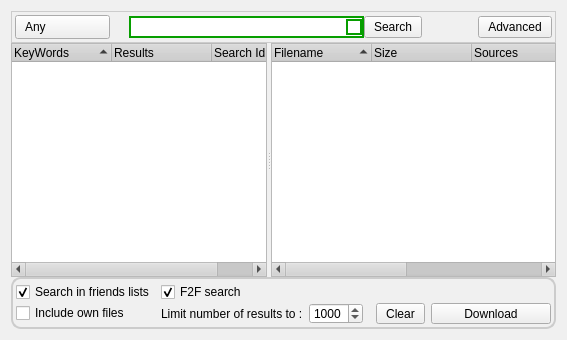
Above: retroshare-gui/src/gui/SearchDialog.ui from RetroShare/RetroShare before the change. Below: the same form after it.
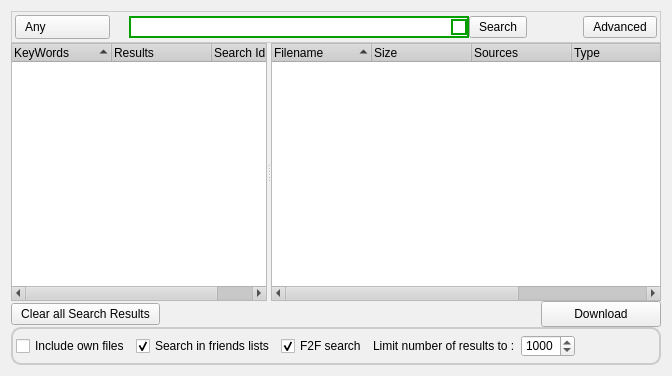
That is the form after the change. Icons and pictures are not drawn. Custom widgets are drawn as their Qt base class.

What changed in the file:
```diff
--- a/retroshare-gui/src/gui/SearchDialog.ui
+++ b/retroshare-gui/src/gui/SearchDialog.ui
@@ -6,8 +6,8 @@
    <rect>
     <x>0</x>
     <y>0</y>
-    <width>567</width>
-    <height>340</height>
+    <width>672</width>
+    <height>376</height>
    </rect>
   </property>
   <property name="sizePolicy">
@@ -503,10 +503,13 @@
    <string notr="true"/>
   </property>
   <layout class="QGridLayout" name="gridLayout_4">
+   <property name="horizontalSpacing">
+    <number>6</number>
+   </property>
    <property name="verticalSpacing">
     <number>0</number>
    </property>
-   <item row="0" column="0" colspan="5">
+   <item row="0" column="0">
     <widget class="QFrame" name="frame">
      <property name="maximumSize">
       <size>
@@ -926,7 +929,7 @@
      </layout>
     </widget>
    </item>
-   <item row="1" column="0" colspan="5">
+   <item row="1" column="0">
     <widget class="QSplitter" name="splitter">
      <property name="orientation">
       <enum>Qt::Horizontal</enum>
@@ -1037,12 +1040,160 @@
      </widget>
     </widget>
    </item>
-   <item row="2" column="0" colspan="5">
+   <item row="2" column="0">
+    <layout class="QHBoxLayout" name="horizontalLayout_2">
+     <property name="spacing">
+      <number>6</number>
+     </property>
+     <item>
+      <widget class="QPushButton" name="cloaseallsearchresultsButton">
+       <property name="toolTip">
+        <string>&lt;!DOCTYPE HTML PUBLIC &quot;-//W3C//DTD HTML 4.0//EN&quot; &quot;http://www.w3.org/TR/REC-html40/strict.dtd&quot;&gt;
+&lt;html&gt;&lt;head&gt;&lt;meta name=&quot;qrichtext&quot; content=&quot;1&quot; /&gt;&lt;style type=&quot;text/css&quot;&gt;
+p, li { white-space: pre-wrap; }
+&lt;/style&gt;&lt;/head&gt;&lt;body style=&quot; font-family:'Arial'; font-size:8pt; font-weight:400; font-style:normal;&quot;&gt;
+&lt;p style=&quot; margin-top:0px; margin-bottom:0px; margin-left:0px; margin-right:0px; -qt-block-indent:0; text-indent:0px;&quot;&gt;&lt;span style=&quot; font-size:9pt;&quot;&gt;Close all Search Resullts&lt;/span&gt;&lt;/p&gt;&lt;/body&gt;&lt;/html&gt;</string>
+       </property>
+       <property name="styleSheet">
+        <string notr="true">QToolButton, QPushButton, QComboBox { 
+border-image: url(:/images/btn_26.png) 4;
+border-width: 4;
+padding: 0px 6px;
+font-size: 12px;
+}
+
+*{
+color: black;
+}
+
+QComboBox QAbstractItemView {
+background-color:white;
+}
+
+QComboBox::down-arrow {
+image: url(:/images/combobox_arrow.png);
+}
+
+QComboBox:drop-down
+{
+subcontrol-origin: padding;
+subcontrol-position: top right;
+border-left-style: none; 
+border-top-right-radius: 1px;
+border-bottom-right-radius: 1px;
+}
+
+QToolButton:hover, QPushButton:hover, QComboBox:hover {
+border-image: url(:/images/btn_26_hover.png) 4;
+}
+
+QToolButton:disabled, QPushButton:disabled, QComboBox::disabled {
+color:gray;
+}
+
+QToolButton:pressed, QPushButton:pressed{
+border-image: url(:/images/btn_26_pressed.png) 4;
+}
+</string>
+       </property>
+       <property name="text">
+        <string>Clear all Search Results</string>
+       </property>
+      </widget>
+     </item>
+     <item>
+      <spacer name="horizontalSpacer_2">
+       <property name="orientation">
+        <enum>Qt::Horizontal</enum>
+       </property>
+       <property name="sizeHint" stdset="0">
+        <size>
+         <width>353</width>
+         <height>17</height>
+        </size>
+       </property>
+      </spacer>
+     </item>
+     <item>
+      <widget class="QPushButton" name="pushButtonDownload">
+       <property name="minimumSize">
+        <size>
+         <width>120</width>
+         <height>0</height>
+        </size>
+       </property>
+       <property name="maximumSize">
+        <size>
+         <width>16777215</width>
+         <height>26</height>
+        </size>
+       </property>
+       <property name="toolTip">
+        <string>&lt;!DOCTYPE HTML PUBLIC &quot;-//W3C//DTD HTML 4.0//EN&quot; &quot;http://www.w3.org/TR/REC-html40/strict.dtd&quot;&gt;
+&lt;html&gt;&lt;head&gt;&lt;meta name=&quot;qrichtext&quot; content=&quot;1&quot; /&gt;&lt;style type=&quot;text/css&quot;&gt;
+p, li { white-space: pre-wrap; }
+&lt;/style&gt;&lt;/head&gt;&lt;body style=&quot; font-family:'Arial'; font-size:8pt; font-weight:400; font-style:normal;&quot;&gt;
+&lt;p style=&quot; margin-top:0px; margin-bottom:0px; margin-left:0px; margin-right:0px; -qt-block-indent:0; text-indent:0px;&quot;&gt;&lt;span style=&quot; font-size:9pt;&quot;&gt;Download Selected&lt;/span&gt;&lt;/p&gt;&lt;/body&gt;&lt;/html&gt;</string>
+       </property>
+       <property name="styleSheet">
+        <string notr="true">QToolButton, QPushButton, QComboBox { 
+border-image: url(:/images/btn_26.png) 4;
+border-width: 4;
+padding: 0px 6px;
+font-size: 12px;
+}
+
+*{
+color: black;
+}
+
+QComboBox QAbstractItemView {
+background-color:white;
+}
+
+QComboBox::down-arrow {
+image: url(:/images/combobox_arrow.png);
+}
+
+QComboBox:drop-down
+{
+subcontrol-origin: padding;
+subcontrol-position: top right;
+border-left-style: none; 
+border-top-right-radius: 1px;
+border-bottom-right-radius: 1px;
+}
+
+QToolButton:hover, QPushButton:hover, QComboBox:hover {
+border-image: url(:/images/btn_26_hover.png) 4;
+}
+
+QToolButton:disabled, QPushButton:disabled, QComboBox::disabled {
+color:gray;
+}
+
+QToolButton:pressed, QPushButton:pressed{
+border-image: url(:/images/btn_26_pressed.png) 4;
+}
+</string>
+       </property>
+       <property name="text">
+        <string>Download</string>
+       </property>
+       <property name="icon">
+        <iconset resource="images.qrc">
+         <normaloff>:/images/download16.png</normaloff>:/images/download16.png</iconset>
+       </property>
+      </widget>
+     </item>
+    </layout>
+   </item>
+   <item row="3" column="0">
     <widget class="QFrame" name="frame_3">
      <property name="maximumSize">
       <size>
        <width>16777215</width>
-       <height>52</height>
+       <height>38</height>
       </size>
      </property>
      <property name="styleSheet">
@@ -1062,34 +1213,7 @@
       <property name="margin">
        <number>3</number>
       </property>
-      <item row="0" column="0">
-       <widget class="QCheckBox" name="_friendListsearch_SB">
-        <property name="toolTip">
-         <string>Search inside &quot;browsable&quot; files of your friends</string>
-        </property>
-        <property name="text">
-         <string>Search in friends lists</string>
-        </property>
-        <property name="checked">
-         <bool>true</bool>
-        </property>
-       </widget>
-      </item>
-      <item row="0" column="1">
-       <widget class="QCheckBox" name="_anonF2Fsearch_CB">
-        <property name="toolTip">
-         <string>Multi-hop search at distance 6 in the network 
-(always reports available files)</string>
-        </property>
-        <property name="text">
-         <string>F2F search</string>
-        </property>
-        <property name="checked">
-         <bool>true</bool>
-        </property>
-       </widget>
-      </item>
-      <item row="2" column="0">
+      <item row="1" column="0">
        <widget class="QCheckBox" name="_ownFiles_CB">
         <property name="sizePolicy">
          <sizepolicy hsizetype="Minimum" vsizetype="Fixed">
@@ -1105,14 +1229,41 @@
         </property>
        </widget>
       </item>
-      <item row="2" column="1">
+      <item row="1" column="1">
+       <widget class="QCheckBox" name="_friendListsearch_SB">
+        <property name="toolTip">
+         <string>Search inside &quot;browsable&quot; files of your friends</string>
+        </property>
+        <property name="text">
+         <string>Search in friends lists</string>
+        </property>
+        <property name="checked">
+         <bool>true</bool>
+        </property>
+       </widget>
+      </item>
+      <item row="1" column="2">
+       <widget class="QCheckBox" name="_anonF2Fsearch_CB">
+        <property name="toolTip">
+         <string>Multi-hop search at distance 6 in the network 
+(always reports available files)</string>
+        </property>
+        <property name="text">
+         <string>F2F search</string>
+        </property>
+        <property name="checked">
+         <bool>true</bool>
+        </property>
+       </widget>
+      </item>
+      <item row="1" column="3">
        <widget class="QLabel" name="label">
         <property name="text">
          <string>Limit number of results to :</string>
         </property>
        </widget>
       </item>
-      <item row="2" column="2">
+      <item row="1" column="4">
        <widget class="QSpinBox" name="_max_results_SB">
         <property name="suffix">
          <string/>
@@ -1131,7 +1282,7 @@
         </property>
        </widget>
       </item>
-      <item row="0" column="2" colspan="4">
+      <item row="1" column="5">
        <spacer name="horizontalSpacer">
         <property name="orientation">
          <enum>Qt::Horizontal</enum>
@@ -1144,147 +1295,6 @@
         </property>
        </spacer>
       </item>
-      <item row="2" column="3">
-       <spacer name="horizontalSpacer_2">
-        <property name="orientation">
-         <enum>Qt::Horizontal</enum>
-        </property>
-        <property name="sizeHint" stdset="0">
-         <size>
-          <width>40</width>
-          <height>20</height>
-         </size>
-        </property>
-       </spacer>
-      </item>
-      <item row="2" column="5">
-       <widget class="QPushButton" name="pushButtonDownload">
-        <property name="minimumSize">
-         <size>
-          <width>120</width>
-          <height>0</height>
-         </size>
-        </property>
-        <property name="maximumSize">
-         <size>
-          <width>16777215</width>
-          <height>26</height>
-         </size>
-        </property>
-        <property name="toolTip">
-         <string>&lt;!DOCTYPE HTML PUBLIC &quot;-//W3C//DTD HTML 4.0//EN&quot; &quot;http://www.w3.org/TR/REC-html40/strict.dtd&quot;&gt;
-&lt;html&gt;&lt;head&gt;&lt;meta name=&quot;qrichtext&quot; content=&quot;1&quot; /&gt;&lt;style type=&quot;text/css&quot;&gt;
-p, li { white-space: pre-wrap; }
-&lt;/style&gt;&lt;/head&gt;&lt;body style=&quot; font-family:'Arial'; font-size:8pt; font-weight:400; font-style:normal;&quot;&gt;
-&lt;p style=&quot; margin-top:0px; margin-bottom:0px; margin-left:0px; margin-right:0px; -qt-block-indent:0; text-indent:0px;&quot;&gt;&lt;span style=&quot; font-size:9pt;&quot;&gt;Download Selected&lt;/span&gt;&lt;/p&gt;&lt;/body&gt;&lt;/html&gt;</string>
-        </property>
-        <property name="styleSheet">
-         <string notr="true">QToolButton, QPushButton, QComboBox { 
-border-image: url(:/images/btn_26.png) 4;
-border-width: 4;
-padding: 0px 6px;
-font-size: 12px;
-}
-
-*{
-color: black;
-}
-
-QComboBox QAbstractItemView {
-background-color:white;
-}
-
-QComboBox::down-arrow {
-image: url(:/images/combobox_arrow.png);
-}
-
-QComboBox:drop-down
-{
-subcontrol-origin: padding;
-subcontrol-position: top right;
-border-left-style: none; 
-border-top-right-radius: 1px;
-border-bottom-right-radius: 1px;
-}
-
-QToolButton:hover, QPushButton:hover, QComboBox:hover {
-border-image: url(:/images/btn_26_hover.png) 4;
-}
-
-QToolButton:disabled, QPushButton:disabled, QComboBox::disabled {
-color:gray;
-}
-
-QToolButton:pressed, QPushButton:pressed{
-border-image: url(:/images/btn_26_pressed.png) 4;
-}
-</string>
-        </property>
-        <property name="text">
-         <string>Download</string>
-        </property>
-        <property name="icon">
-         <iconset resource="images.qrc">
-          <normaloff>:/images/download16.png</normaloff>:/images/download16.png</iconset>
-        </property>
-       </widget>
-      </item>
-      <item row="2" column="4">
-       <widget class="QPushButton" name="cloaseallsearchresultsButton">
-        <property name="toolTip">
-         <string>&lt;!DOCTYPE HTML PUBLIC &quot;-//W3C//DTD HTML 4.0//EN&quot; &quot;http://www.w3.org/TR/REC-html40/strict.dtd&quot;&gt;
-&lt;html&gt;&lt;head&gt;&lt;meta name=&quot;qrichtext&quot; content=&quot;1&quot; /&gt;&lt;style type=&quot;text/css&quot;&gt;
-p, li { white-space: pre-wrap; }
-&lt;/style&gt;&lt;/head&gt;&lt;body style=&quot; font-family:'Arial'; font-size:8pt; font-weight:400; font-style:normal;&quot;&gt;
-&lt;p style=&quot; margin-top:0px; margin-bottom:0px; margin-left:0px; margin-right:0px; -qt-block-indent:0; text-indent:0px;&quot;&gt;&lt;span style=&quot; font-size:9pt;&quot;&gt;Close all Search Resullts&lt;/span&gt;&lt;/p&gt;&lt;/body&gt;&lt;/html&gt;</string>
-        </property>
-        <property name="styleSheet">
-         <string notr="true">QToolButton, QPushButton, QComboBox { 
-border-image: url(:/images/btn_26.png) 4;
-border-width: 4;
-padding: 0px 6px;
-font-size: 12px;
-}
-
-*{
-color: black;
-}
-
-QComboBox QAbstractItemView {
-background-color:white;
-}
-
-QComboBox::down-arrow {
-image: url(:/images/combobox_arrow.png);
-}
-
-QComboBox:drop-down
-{
-subcontrol-origin: padding;
-subcontrol-position: top right;
-border-left-style: none; 
-border-top-right-radius: 1px;
-border-bottom-right-radius: 1px;
-}
-
-QToolButton:hover, QPushButton:hover, QComboBox:hover {
-border-image: url(:/images/btn_26_hover.png) 4;
-}
-
-QToolButton:disabled, QPushButton:disabled, QComboBox::disabled {
-color:gray;
-}
-
-QToolButton:pressed, QPushButton:pressed{
-border-image: url(:/images/btn_26_pressed.png) 4;
-}
-</string>
-        </property>
-        <property name="text">
-         <string>Clear</string>
-        </property>
-       </widget>
-      </item>
      </layout>
     </widget>
    </item>
```
